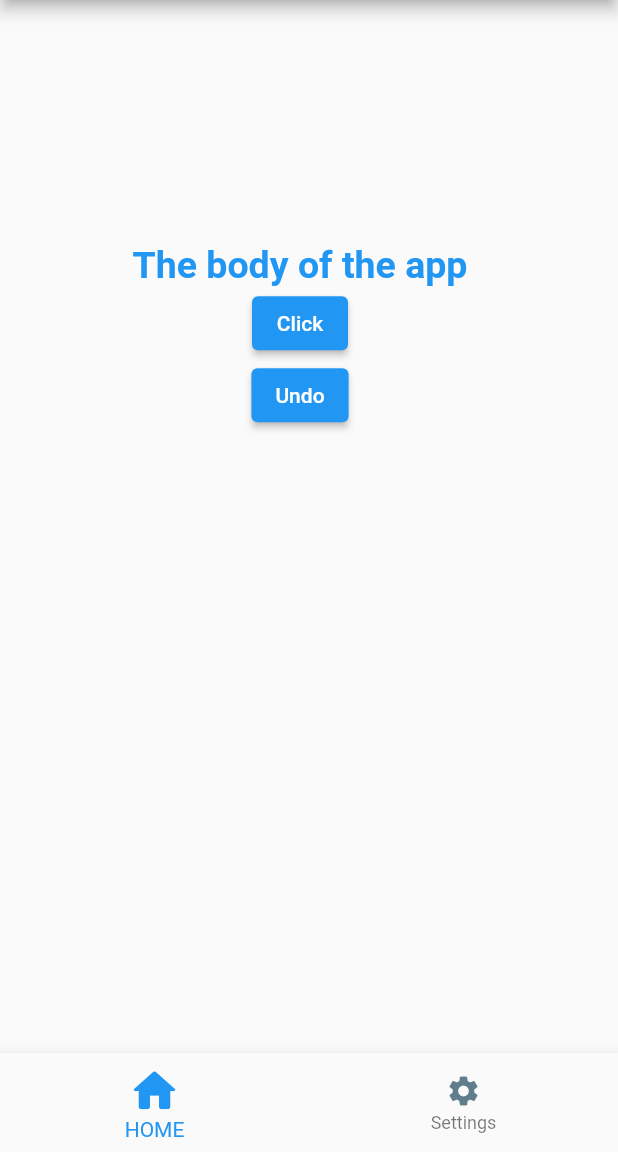
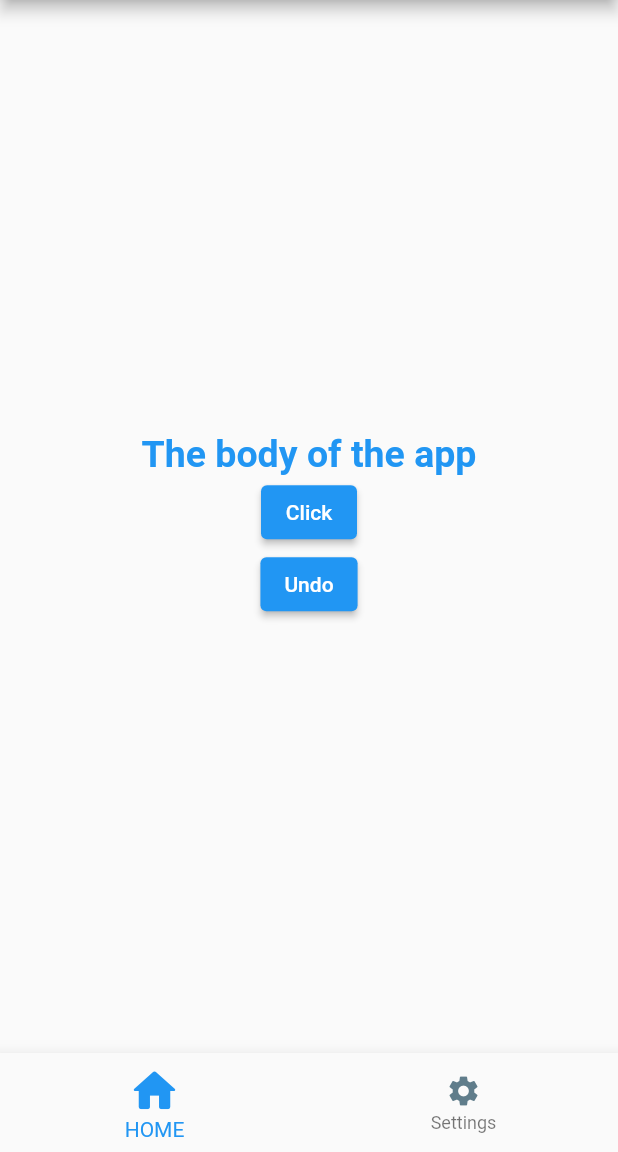
Before and after one commit to eduVieiraAF/flutter_essentials, a Flutter app: the screen it shows after launch, on a phone screen of 412 x 824 dp, the part 84-1236 px from its top. Run offline on Flutter 3.47's test engine with Material 2 defaults, Android fonts, the phone set to English and light mode, and no system bars.

Commit message:
Minor changes

```diff
--- a/lib/main.dart
+++ b/lib/main.dart
@@ -24,9 +24,12 @@ class _MyAppState extends State<MyApp> {
           title: const Text("Flutter essentials → App Title "),
         ),
         body: SizedBox(
-          width: 400,
-          height: 450,
-          child: Column(mainAxisAlignment: MainAxisAlignment.center, children: [
+          width: double.infinity,
+          //height: 450,
+          child: Column(
+            mainAxisAlignment: MainAxisAlignment.center,
+            crossAxisAlignment: CrossAxisAlignment.start,
+            children: [
             Center(
               child: Text(
                 titleName,
```
